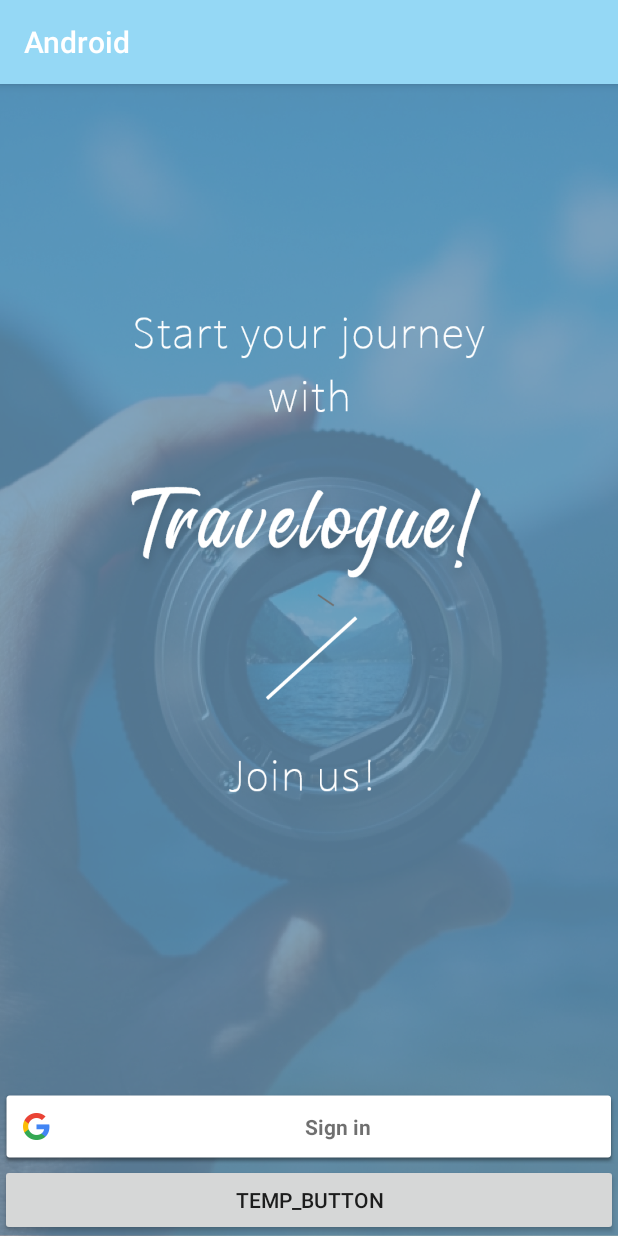
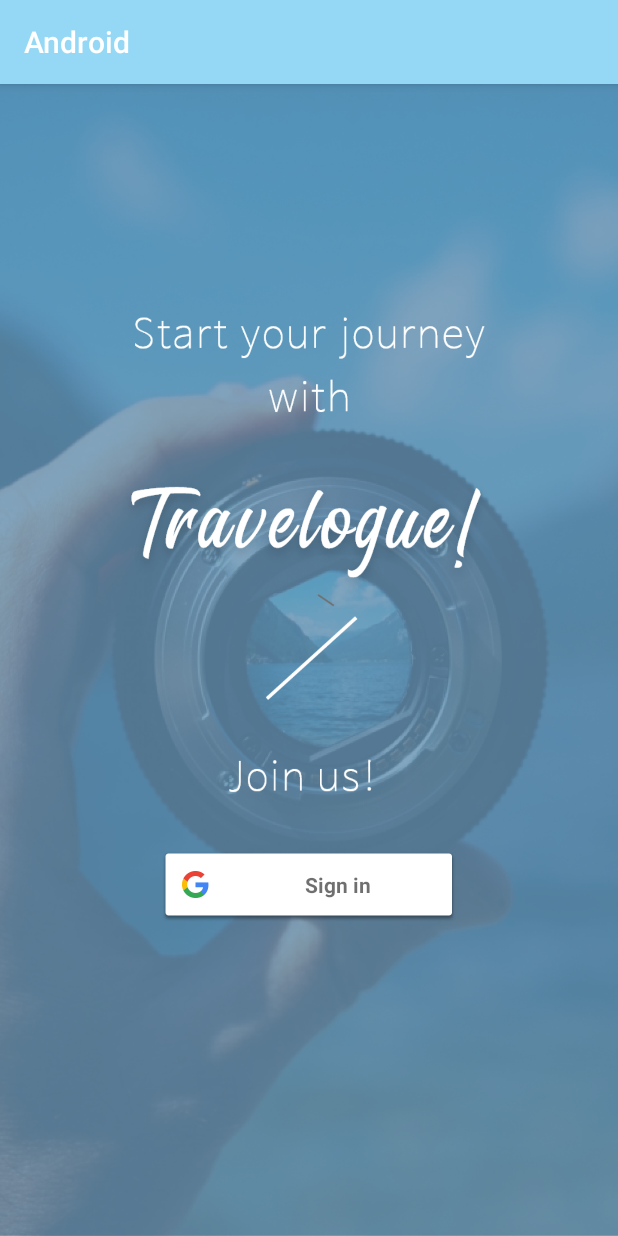
Before and after one commit to sjsu-project/Emotional-Approach, an Android app: the screen it shows after launch (LoginActivity), on a phone screen of 412 x 824 dp. Run offline under Robolectric (Android 15) with nearby library versions, the phone set to English and light mode, and no system bars; our stand-ins replace Firebase (no records; nobody signed in at launch, a user with empty details on screens opened directly).

```diff
--- a/Android/app/src/main/res/layout/login.xml
+++ b/Android/app/src/main/res/layout/login.xml
@@ -4,25 +4,28 @@
     android:orientation="vertical" android:layout_width="match_parent"
     android:layout_height="match_parent"
     android:background="@drawable/loginbackgroud"
-    android:gravity="bottom">
+    android:gravity="center">
 
     <LinearLayout
         android:layout_width="match_parent"
-        android:layout_height="wrap_content">
+        android:layout_height="match_parent"
+        android:gravity="center">
 
         <com.google.android.gms.common.SignInButton
             android:id="@+id/Google_Login"
-            android:layout_width="match_parent"
+            android:layout_width="200dp"
             android:layout_height="50sp"
+            android:layout_marginTop="150dp"
+
             >
         </com.google.android.gms.common.SignInButton>
 
     </LinearLayout>
 
-    <Button
-        android:layout_width="match_parent"
-        android:layout_height="wrap_content"
-        android:text="temp_button"
-        android:id="@+id/temp_button"/>
+    <!--<Button-->
+        <!--android:layout_width="match_parent"-->
+        <!--android:layout_height="wrap_content"-->
+        <!--android:text="temp_button"-->
+        <!--android:id="@+id/temp_button"/>-->
 
 </LinearLayout>
--- a/Android/app/src/main/res/layout/nav_header_main.xml
+++ b/Android/app/src/main/res/layout/nav_header_main.xml
@@ -21,14 +21,14 @@
         android:background="@drawable/bongzi" />
 
     <TextView
+        android:id="@+id/nav_name"
         android:layout_width="match_parent"
         android:layout_height="wrap_content"
         android:paddingTop="@dimen/nav_header_vertical_spacing"
-        android:text="@string/nav_header_title"
         android:textAppearance="@style/TextAppearance.AppCompat.Body1" />
 
     <TextView
-        android:id="@+id/textView"
+        android:id="@+id/nav_email"
         android:layout_width="wrap_content"
         android:layout_height="wrap_content"
         android:text="@string/nav_header_subtitle" />
--- a/Android/app/src/main/res/menu/activity_main_drawer.xml
+++ b/Android/app/src/main/res/menu/activity_main_drawer.xml
@@ -11,7 +11,7 @@
             android:id="@+id/nav_Subscribers"
             android:title="Subscribers" />
         <item
-            android:id="@+id/Followers"
+            android:id="@+id/nav_Followers"
             android:title="Followers" />
     </group>
 
```
Also changed, not shown: Android/app/src/main/java/com/example/android/LoginActivity.java (+35 -20 lines), Android/app/src/main/java/com/example/android/MainActivity.java (+40 -14 lines), Android/app/src/main/res/drawable/button_background.xml (added, +12 -0 lines), 1 other file.
